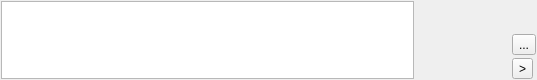
Old version of the form resources/note_input_widget.ui in the repository shotgunsoftware/tk-multi-shotgunpanel.
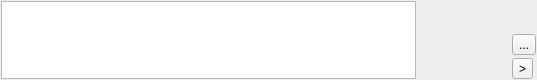
New version of the form. Icons and pictures are not drawn. Custom widgets are drawn as their Qt base class.

The edit to the form file:
```diff
--- a/resources/note_input_widget.ui
+++ b/resources/note_input_widget.ui
@@ -27,7 +27,7 @@
   </property>
   <layout class="QHBoxLayout" name="horizontalLayout">
    <property name="spacing">
-    <number>1</number>
+    <number>0</number>
    </property>
    <property name="margin">
     <number>1</number>
@@ -41,6 +41,9 @@
    </item>
    <item>
     <widget class="QLabel" name="thumbnail">
+     <property name="enabled">
+      <bool>true</bool>
+     </property>
      <property name="minimumSize">
       <size>
        <width>96</width>
```
